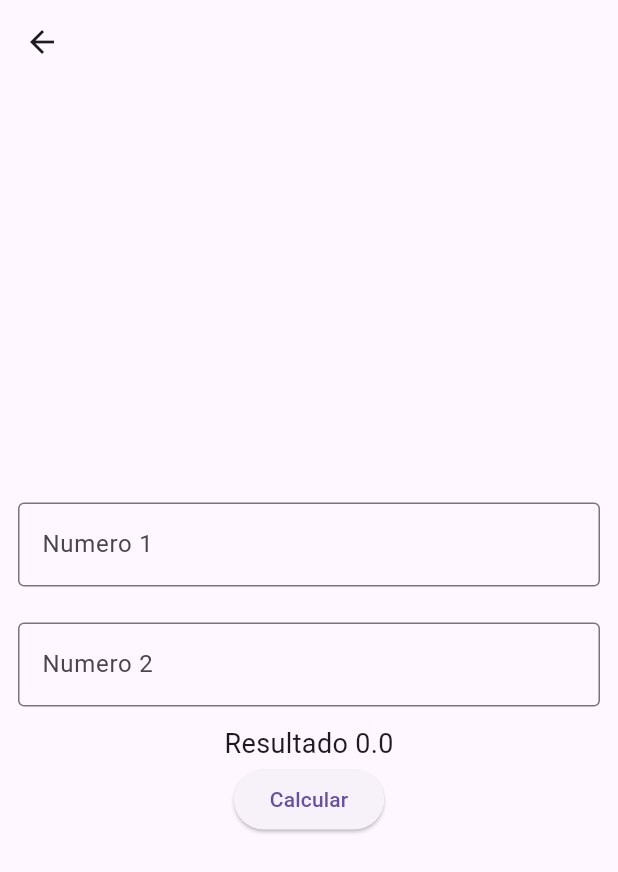
After one commit to danielvieira95/Aplicacoes_Mobile_2025, a Flutter app: the TelaCalculadora screen opened directly, on a phone screen of 412 x 824 dp. The commit adds this screen. Shown: the top 872 px of the screen. Run offline on Flutter 3.47's test engine with Material 3 defaults, Android fonts, the phone set to English and light mode, and no system bars; our stand-ins replace get.

Commit message:
aula 02
Design responsivo
Gerenciador de estado Getx

```diff
--- /dev/null
+++ b/Turma-B/aula02/appaula02/lib/screen/telacalc.dart
@@ -0,0 +1,137 @@
+import 'package:flutter/material.dart';
+import 'package:get/get.dart';
+
+// Classe com gerenciador de estado GetX
+class SumController extends GetxController{
+  var number1 =0.0.obs; // Variavel para armazenar o numero 1
+  var number2 = 0.0.obs; // Variavel para armazenar o numero 2
+  var result = 0.0.obs; // Variavel para armazenar o resultado
+
+
+  // criando as funções
+  void setNumber1(String value){
+    number1.value = double.tryParse(value)??0.0;
+
+  }
+
+  void setNumber2(String value){
+    number2.value = double.tryParse(value) ?? 0.0;
+
+  }
+
+  void calculateSum(){
+    result.value = number1.value + number2.value; // Calcula a soma
+  }
+
+}
+
+// Cria outra classe
+
+class SumApp extends StatelessWidget{
+  final SumController controller =Get.put(SumController()); // Injeta o controlador
+  @override
+  Widget build(BuildContext context) {
+
+    return Scaffold(
+    appBar: AppBar(
+      title: Text('Somar numeros - GETX'),
+    ),
+    body:  Padding(padding: EdgeInsets.all(16),
+    child: Column(
+      mainAxisAlignment: MainAxisAlignment.center,
+      children: [
+        TextField(
+          keyboardType: TextInputType.number,
+          decoration: InputDecoration(
+            labelText: 'Numero 1',
+            border: OutlineInputBorder(),
+          ),
+          onChanged: (value) => controller.setNumber1(value), // atualiza numero 1
+        ),
+        SizedBox(
+          height: 16,
+        ),
+        TextField(
+          keyboardType: TextInputType.number,
+          decoration: InputDecoration(
+            labelText: 'Numero 2',
+            border: OutlineInputBorder()
+          ),
+          onChanged: (value) => controller.setNumber2(value), // atualiza numero 2
+        ),
+        SizedBox(height: 16,),
+        ElevatedButton(onPressed: controller.calculateSum, child: Text('Somar')),
+        SizedBox(height: 16,),
+        // Gerenciador de estado OBX
+        Obx(()=>Text('Resultado: ${controller.result}',style: TextStyle(
+          fontSize: 20,fontWeight: FontWeight.bold
+        ),))
+      ],
+    ),),
+    );
+  }
+}
+
+
+
+class TelaCalculadora extends StatefulWidget {
+  const TelaCalculadora({super.key});
+
+  @override
+  State<TelaCalculadora> createState() => _TelaCalculadoraState();
+}
+
+class _TelaCalculadoraState extends State<TelaCalculadora> {
+  final TextEditingController n1 = TextEditingController();
+  final TextEditingController n2 = TextEditingController();
+  double soma =0;
+  _som(){
+    setState(() {
+      soma = (double.tryParse(n1.text)!)+ (double.tryParse(n2.text)!) ;
+    });
+
+
+}
+  @override
+  Widget build(BuildContext context) {
+    return Scaffold(
+      appBar: AppBar(),
+      body: Column(
+        mainAxisAlignment: MainAxisAlignment.center,
+        children: [
+          Padding(
+            padding: const EdgeInsets.all(12.0),
+            child: TextFormField(
+              keyboardType: TextInputType.number,
+              decoration:InputDecoration(
+                labelText: 'Numero 1',
+                border: OutlineInputBorder(),
+
+              ),
+              controller: n1,
+
+
+            ),
+          ),
+          Padding(
+            padding: const EdgeInsets.all(12.0),
+            child: TextFormField(
+              keyboardType: TextInputType.number,
+              decoration:InputDecoration(
+                labelText: 'Numero 2',
+                border: OutlineInputBorder(),
+
+              ),
+              controller: n2,
+
+            ),
+          ),
+
+          Text('Resultado ${soma}',style: TextStyle(fontSize: 18),),
+          ElevatedButton(onPressed: _som, child: Text('Calcular'))
+
+        ],
+      ),
+    );
+  }
+}
--- a/Turma-B/aula02/appaula02/pubspec.yaml
+++ b/Turma-B/aula02/appaula02/pubspec.yaml
@@ -30,7 +30,7 @@ environment:
 dependencies:
   flutter:
     sdk: flutter
-
+  get: ^4.6.5
   # The following adds the Cupertino Icons font to your application.
   # Use with the CupertinoIcons class for iOS style icons.
   cupertino_icons: ^1.0.8
```
Also changed, not shown: Turma-B/aula02/appaula02/lib/main.dart (+22 -5 lines), Turma-B/aula02/appaula02/pubspec.lock, 1 other file.
